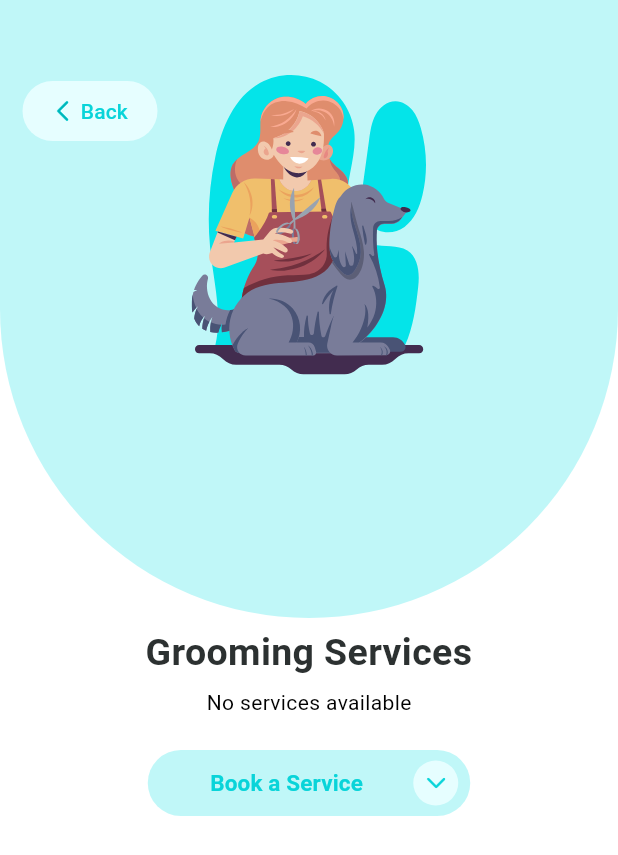
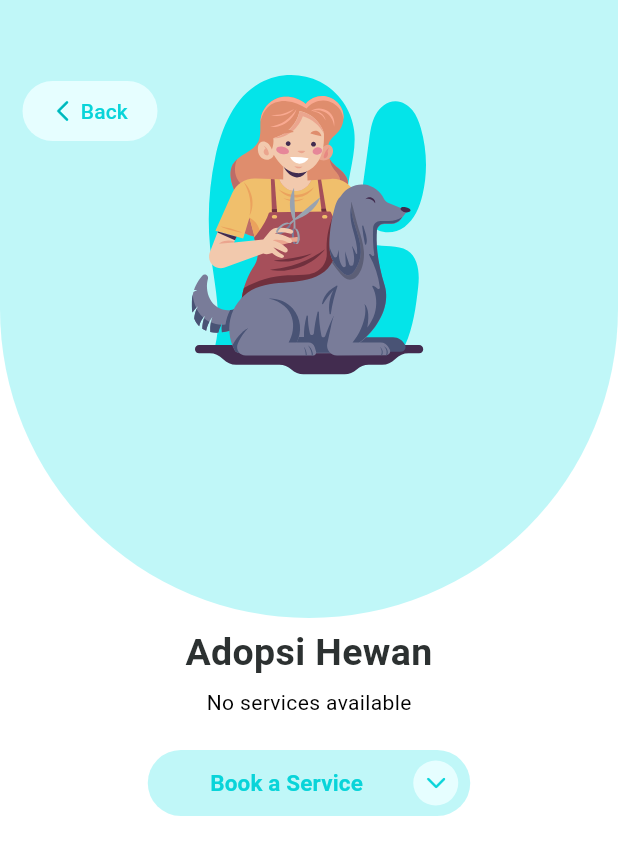
Before and after one commit to Luckxx24/pawtrack, a Flutter app: the Home screen opened directly, after a tap on "Adopsi kucing", on a phone screen of 412 x 824 dp. Shown: the top 855 px of the screen. Run offline on Flutter 3.47's test engine with Material 3 defaults, Android fonts, the phone set to English and light mode, and no system bars; our stand-ins replace cloud_firestore, firebase_core, flutter_svg, gap; accounts and stored records are empty; Roboto replaces fonts that are missing (Poppins).

Commit message:
coba bikin page adopt pake dari grooming tapi belum dibedain kucing sama anjing

```diff
--- a/lib/main.dart
+++ b/lib/main.dart
@@ -1,5 +1,6 @@
 import 'package:pawtrack/firebase_options.dart';
 import 'package:pawtrack/pages/get_started.dart';
+import 'package:pawtrack/pages/grooming_page.dart';
 import 'package:pawtrack/utils/styles.dart';
 import 'package:flutter/material.dart';
 import 'package:firebase_core/firebase_core.dart';
--- /dev/null
+++ b/lib/pages/adopt_page.dart
@@ -0,0 +1,207 @@
+import 'package:flutter/material.dart';
+import 'package:flutter_svg/svg.dart';
+import 'package:gap/gap.dart';
+import 'package:pawtrack/models/adopt_models.dart';
+import 'package:pawtrack/pages/adopt_detail.dart';
+import 'package:pawtrack/services/adopt_service.dart';
+import 'package:pawtrack/utils/layouts.dart';
+import 'package:pawtrack/utils/styles.dart';
+import 'package:pawtrack/widgets/back_button.dart';
+
+
+class AdoptPage extends StatefulWidget {
+  const AdoptPage({super.key});
+
+  @override
+  State<AdoptPage> createState() => _AdoptPageState();
+}
+
+class _AdoptPageState extends State<AdoptPage> {
+
+  final FirebaseService _firebaseService = FirebaseService();
+
+  @override
+  Widget build(BuildContext context) {
+    final size = Layouts.getSize(context);
+
+    return Scaffold(
+      body: SingleChildScrollView(
+        child: Column(
+          children: [
+            // Header Section
+            Stack(
+              children: [
+                TweenAnimationBuilder<double>(
+                  tween: Tween(begin: 0, end: 1),
+                  duration: const Duration(milliseconds: 500),
+                  builder: (context, value, _) {
+                    return Stack(
+                      children: [
+                        Container(
+                          width: value * size.width,
+                          height: value * size.width,
+                          decoration: BoxDecoration(
+                            color: Styles.bgColor,
+                            borderRadius: BorderRadius.only(
+                              bottomLeft: Radius.circular(value * size.width / 2),
+                              bottomRight: Radius.circular(value * size.width / 2),
+                            ),
+                          ),
+                          child: Column(
+                            children: [
+                              Gap(value * 50),
+                              AnimatedSize(
+                                curve: Curves.bounceInOut,
+                                duration: const Duration(seconds: 1),
+                                child: SvgPicture.asset(
+                                  'assets/svg/person2.svg',
+                                  height: value * 200,
+                                ),
+                              ),
+                              Gap(value * 20),
+                              const Spacer()
+                            ],
+                          ),
+                        ),
+                        const Positioned(
+                          left: 15,
+                          top: 50,
+                          child: PetBackButton(),
+                        ),
+                      ],
+                    );
+                  },
+                ),
+              ],
+            ),
+            const Gap(5),
+
+            // Title Section
+            TweenAnimationBuilder<double>(
+              tween: Tween(begin: 0, end: 1),
+              curve: Curves.easeInExpo,
+              duration: const Duration(milliseconds: 500),
+              builder: (context, value, _) {
+                return Text(
+                  'Adopsi Hewan',
+                  style: TextStyle(
+                    color: Styles.blackColor,
+                    fontSize: value * 25,
+                    fontWeight: FontWeight.bold,
+                  ),
+                  textAlign: TextAlign.center,
+                );
+              },
+            ),
+            const Gap(5),
+
+            // Services List Section
+            StreamBuilder<List<Adopt>>(
+              stream: _firebaseService.getAdopt(),
+              builder: (context, snapshot) {
+                if (snapshot.hasError) {
+                  return Text('Error: ${snapshot.error}');
+                }
+
+                if (snapshot.connectionState == ConnectionState.waiting) {
+                  return const CircularProgressIndicator();
+                }
+
+                if (snapshot.hasData && snapshot.data!.isNotEmpty) {
+                  final hewans = snapshot.data!;
+                  return ListView.builder(
+                    padding: const EdgeInsets.symmetric(horizontal: 20),
+                    shrinkWrap: true,
+                    physics: const NeverScrollableScrollPhysics(),
+                    itemCount: hewans.length,
+                    itemBuilder: (context, index) {
+                      final hewan = hewans[index];
+                      return InkWell(
+                        onTap: () {
+                          Navigator.push(
+                            context,
+                            MaterialPageRoute(
+                              builder: (context) => AdoptDetailPage(adopt: hewan),
+                            ),
+                          );
+                        },
+                        child: Card(
+                          elevation: 2,
+                          margin: const EdgeInsets.only(bottom: 16),
+                          shape: RoundedRectangleBorder(
+                            borderRadius: BorderRadius.circular(15),
+                          ),
+                          child: Padding(
+                            padding: const EdgeInsets.all(16),
+                            child: Column(
+                              crossAxisAlignment: CrossAxisAlignment.start,
+                              children: [
+                                Text(
+                                  hewan.nama,
+                                  style: const TextStyle(
+                                    fontSize: 18,
+                                    fontWeight: FontWeight.bold,
+                                  ),
+                                ),
+                                const Gap(8),
+                                Text(
+                                  hewan.deskripsi,
+                                  style: TextStyle(
+                                    color: Colors.grey[600],
+                                  ),
+                                ),
+                              ],
+                            ),
+                          ),
+                        ),
+                      );
+                    },
+                  );
+                }
+
+                // If no services available
+                return const Text('No services available');
+              },
+            ),
+            const Gap(20),
+
+            // Footer Section with Button
+            ElevatedButton(
+              onPressed: () {},
+              style: ElevatedButton.styleFrom(
+                elevation: 0,
+                fixedSize: const Size(215, 44),
+                backgroundColor: Styles.bgColor,
+                shape: const StadiumBorder(),
+                padding: const EdgeInsets.symmetric(horizontal: 8, vertical: 0),
+              ),
+              child: Row(
+                mainAxisAlignment: MainAxisAlignment.spaceBetween,
+                children: [
+                  const Gap(0),
+                  Text(
+                    'Book a Service',
+                    style: TextStyle(
+                      fontWeight: FontWeight.w700,
+                      color: Styles.highlightColor,
+                      fontSize: 15,
+                    ),
+                  ),
+                  CircleAvatar(
+                    radius: 15,
+                    backgroundColor: Styles.bgWithOpacityColor,
+                    child: SvgPicture.asset(
+                      'assets/svg/arrow_down2.svg',
+                      height: 7,
+                    ),
+                  ),
+                ],
+              ),
+            ),
+            const Gap(20),
+          ],
+        ),
+      ),
+    );
+  }
+}
--- a/lib/pages/home.dart
+++ b/lib/pages/home.dart
@@ -111,7 +111,10 @@ class Home extends StatelessWidget {
           const Gap(10),
           Row(
             children: const [
-              PetCard(petPath: 'assets/svg/cat1.svg', petName: 'Adopsi kucing'),
+              PetCard(
+                petPath: 'assets/svg/cat1.svg',
+                petName: 'Adopsi kucing'
+                ),
               Gap(28),
               PetCard(
                 petPath: 'assets/svg/dog1.svg',
--- a/lib/widgets/pet_card.dart
+++ b/lib/widgets/pet_card.dart
@@ -1,3 +1,4 @@
+import 'package:pawtrack/pages/adopt_page.dart';
 import 'package:pawtrack/utils/styles.dart';
 import 'package:flutter/material.dart';
 import 'package:flutter_svg/flutter_svg.dart';
@@ -29,7 +30,7 @@ class _PetCardState extends State<PetCard> {
       child: InkWell(
         onTap: () {
           Navigator.push(
-              context, MaterialPageRoute(builder: (_) => const GroomingPage()));
+              context, MaterialPageRoute(builder: (context) => const AdoptPage()));
         },
         child: TweenAnimationBuilder<double>(
             tween: Tween(begin: 0, end: 1),
```
Also changed, not shown: lib/pages/adopt_detail.dart (added, +119 -0 lines).
